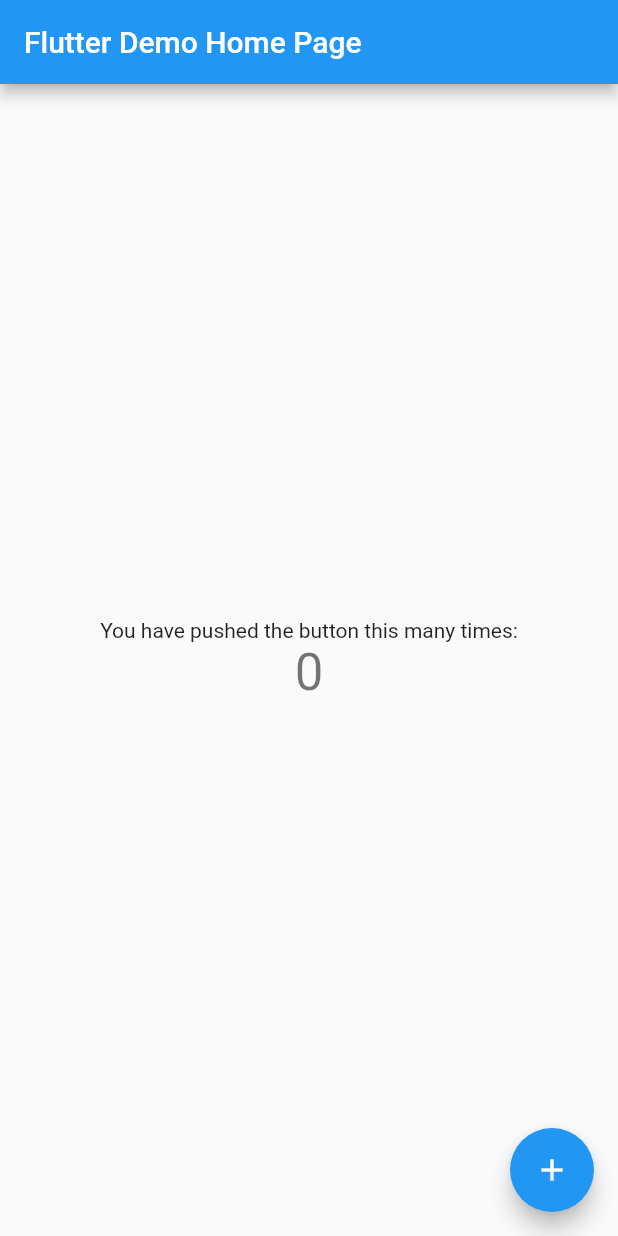
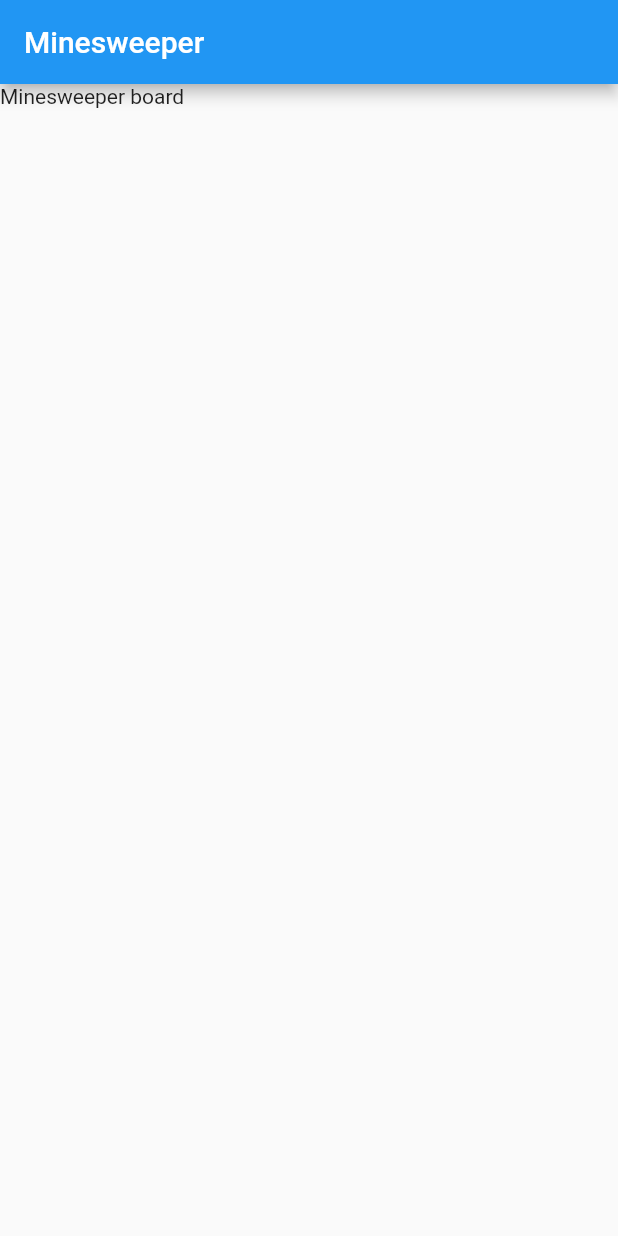
Before and after one commit to JacksonMonteiro/flutter_minesweeper_app, a Flutter app: the screen it shows after launch, on a phone screen of 412 x 824 dp. Run offline on Flutter 3.47's test engine with Material 2 defaults, Android fonts, the phone set to English and light mode, and no system bars.

Commit message:
base structure

```diff
--- a/lib/main.dart
+++ b/lib/main.dart
@@ -1,4 +1,5 @@
 import 'package:flutter/material.dart';
+import 'package:minesweeper/views/minesweeper_app.dart';
 
 void main() {
   runApp(const MyApp());
@@ -7,109 +8,13 @@ void main() {
 class MyApp extends StatelessWidget {
   const MyApp({Key? key}) : super(key: key);
 
-  // This widget is the root of your application.
   @override
   Widget build(BuildContext context) {
     return MaterialApp(
-      title: 'Flutter Demo',
       theme: ThemeData(
-        // This is the theme of your application.
-        //
-        // Try running your application with "flutter run". You'll see the
-        // application has a blue toolbar. Then, without quitting the app, try
-        // changing the primarySwatch below to Colors.green and then invoke
-        // "hot reload" (press "r" in the console where you ran "flutter run",
-        // or simply save your changes to "hot reload" in a Flutter IDE).
-        // Notice that the counter didn't reset back to zero; the application
-        // is not restarted.
         primarySwatch: Colors.blue,
       ),
-      home: const MyHomePage(title: 'Flutter Demo Home Page'),
+      home: const MinesweeperApp(),
     );
   }
 }
-
-class MyHomePage extends StatefulWidget {
-  const MyHomePage({Key? key, required this.title}) : super(key: key);
-
-  // This widget is the home page of your application. It is stateful, meaning
-  // that it has a State object (defined below) that contains fields that affect
-  // how it looks.
-
-  // This class is the configuration for the state. It holds the values (in this
-  // case the title) provided by the parent (in this case the App widget) and
-  // used by the build method of the State. Fields in a Widget subclass are
-  // always marked "final".
-
-  final String title;
-
-  @override
-  State<MyHomePage> createState() => _MyHomePageState();
-}
-
-class _MyHomePageState extends State<MyHomePage> {
-  int _counter = 0;
-
-  void _incrementCounter() {
-    setState(() {
-      // This call to setState tells the Flutter framework that something has
-      // changed in this State, which causes it to rerun the build method below
-      // so that the display can reflect the updated values. If we changed
-      // _counter without calling setState(), then the build method would not be
-      // called again, and so nothing would appear to happen.
-      _counter++;
-    });
-  }
-
-  @override
-  Widget build(BuildContext context) {
-    // This method is rerun every time setState is called, for instance as done
-    // by the _incrementCounter method above.
-    //
-    // The Flutter framework has been optimized to make rerunning build methods
-    // fast, so that you can just rebuild anything that needs updating rather
-    // than having to individually change instances of widgets.
-    return Scaffold(
-      appBar: AppBar(
-        // Here we take the value from the MyHomePage object that was created by
-        // the App.build method, and use it to set our appbar title.
-        title: Text(widget.title),
-      ),
-      body: Center(
-        // Center is a layout widget. It takes a single child and positions it
-        // in the middle of the parent.
-        child: Column(
-          // Column is also a layout widget. It takes a list of children and
-          // arranges them vertically. By default, it sizes itself to fit its
-          // children horizontally, and tries to be as tall as its parent.
-          //
-          // Invoke "debug painting" (press "p" in the console, choose the
-          // "Toggle Debug Paint" action from the Flutter Inspector in Android
-          // Studio, or the "Toggle Debug Paint" command in Visual Studio Code)
-          // to see the wireframe for each widget.
-          //
-          // Column has various properties to control how it sizes itself and
-          // how it positions its children. Here we use mainAxisAlignment to
-          // center the children vertically; the main axis here is the vertical
-          // axis because Columns are vertical (the cross axis would be
-          // horizontal).
-          mainAxisAlignment: MainAxisAlignment.center,
-          children: <Widget>[
-            const Text(
-              'You have pushed the button this many times:',
-            ),
-            Text(
-              '$_counter',
-              style: Theme.of(context).textTheme.headline4,
-            ),
-          ],
-        ),
-      ),
-      floatingActionButton: FloatingActionButton(
-        onPressed: _incrementCounter,
-        tooltip: 'Increment',
-        child: const Icon(Icons.add),
-      ), // This trailing comma makes auto-formatting nicer for build methods.
-    );
-  }
-}
--- /dev/null
+++ b/lib/views/minesweeper_app.dart
@@ -0,0 +1,24 @@
+import 'package:flutter/material.dart';
+import 'package:flutter/src/foundation/key.dart';
+import 'package:flutter/src/widgets/framework.dart';
+
+class MinesweeperApp extends StatefulWidget {
+  const MinesweeperApp({Key? key}) : super(key: key);
+
+  @override
+  State<MinesweeperApp> createState() => _MinesweeperAppState();
+}
+
+class _MinesweeperAppState extends State<MinesweeperApp> {
+  @override
+  Widget build(BuildContext context) {
+    return Scaffold(
+      appBar: AppBar(
+        title: Text('Minesweeper'),
+      ),
+      body: Container(
+        child: Text('Minesweeper board'),
+      ),
+    );
+  }
+}
```
